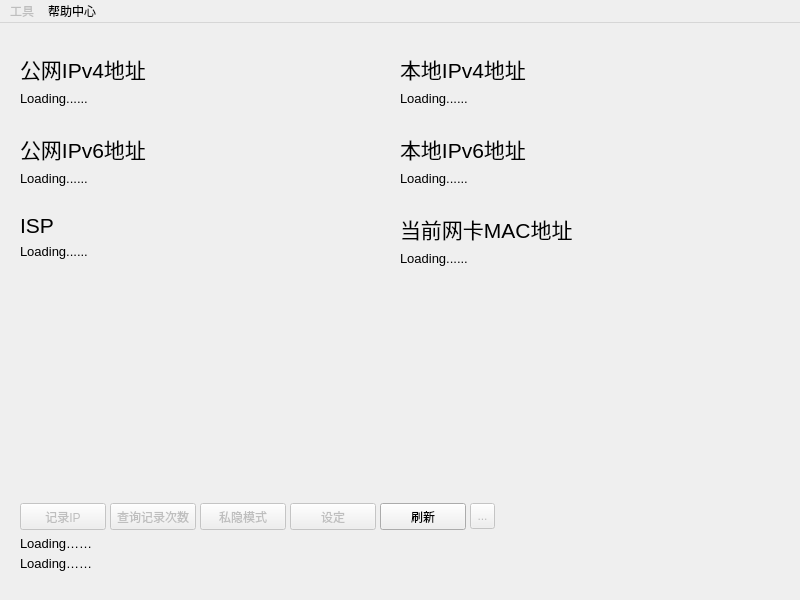
Before: the Qt Designer form Home.ui in akass-org/Army_Knife, drawn with Qt 5.
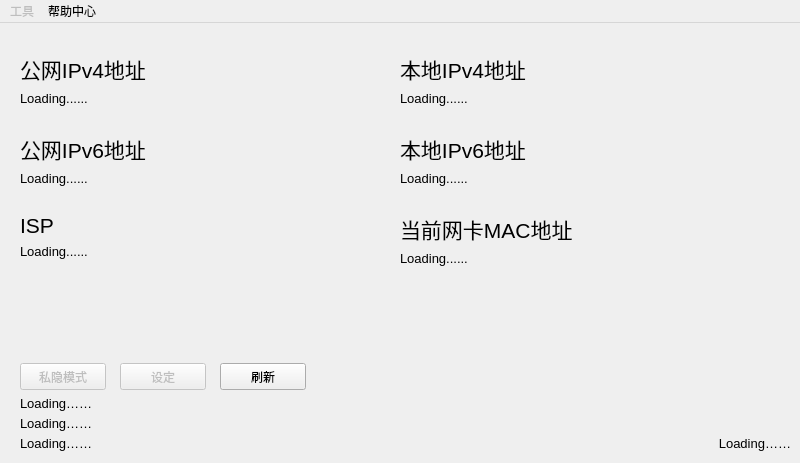
After: the same form once the commit is applied.

```diff
--- a/Home.ui
+++ b/Home.ui
@@ -7,53 +7,21 @@
     <x>0</x>
     <y>0</y>
     <width>800</width>
-    <height>600</height>
+    <height>463</height>
    </rect>
   </property>
   <property name="windowTitle">
    <string>瑞士军刀</string>
   </property>
   <widget class="QWidget" name="Home">
-   <widget class="QPushButton" name="pushButton">
-    <property name="enabled">
-     <bool>false</bool>
-    </property>
-    <property name="geometry">
-     <rect>
-      <x>110</x>
-      <y>480</y>
-      <width>86</width>
-      <height>27</height>
-     </rect>
-    </property>
-    <property name="text">
-     <string>查询记录次数</string>
-    </property>
-   </widget>
-   <widget class="QPushButton" name="recordip">
-    <property name="enabled">
-     <bool>false</bool>
-    </property>
-    <property name="geometry">
-     <rect>
-      <x>20</x>
-      <y>480</y>
-      <width>86</width>
-      <height>27</height>
-     </rect>
-    </property>
-    <property name="text">
-     <string>记录IP</string>
-    </property>
-   </widget>
    <widget class="QPushButton" name="hidemode">
     <property name="enabled">
      <bool>false</bool>
     </property>
     <property name="geometry">
      <rect>
-      <x>200</x>
-      <y>480</y>
+      <x>20</x>
+      <y>340</y>
       <width>86</width>
       <height>27</height>
      </rect>
@@ -68,8 +36,8 @@
     </property>
     <property name="geometry">
      <rect>
-      <x>290</x>
-      <y>480</y>
+      <x>120</x>
+      <y>340</y>
       <width>86</width>
       <height>27</height>
      </rect>
@@ -82,7 +50,7 @@
     <property name="geometry">
      <rect>
       <x>20</x>
-      <y>510</y>
+      <y>370</y>
       <width>231</width>
       <height>21</height>
      </rect>
@@ -180,7 +148,7 @@
       <x>20</x>
       <y>190</y>
       <width>351</width>
-      <height>271</height>
+      <height>121</height>
      </rect>
     </property>
     <layout class="QFormLayout" name="formLayout_4">
@@ -221,7 +189,7 @@
      <rect>
       <x>400</x>
       <y>30</y>
-      <width>135</width>
+      <width>351</width>
       <height>58</height>
      </rect>
     </property>
@@ -294,7 +262,7 @@
       <x>400</x>
       <y>190</y>
       <width>351</width>
-      <height>58</height>
+      <height>121</height>
      </rect>
     </property>
     <layout class="QFormLayout" name="formLayout_6">
@@ -324,30 +292,14 @@
      </item>
     </layout>
    </widget>
-   <widget class="QToolButton" name="toolButton">
-    <property name="enabled">
-     <bool>false</bool>
-    </property>
-    <property name="geometry">
-     <rect>
-      <x>470</x>
-      <y>480</y>
-      <width>25</width>
-      <height>26</height>
-     </rect>
-    </property>
-    <property name="text">
-     <string>...</string>
-    </property>
-   </widget>
    <widget class="QPushButton" name="refresh">
     <property name="enabled">
      <bool>true</bool>
     </property>
     <property name="geometry">
      <rect>
-      <x>380</x>
-      <y>480</y>
+      <x>220</x>
+      <y>340</y>
       <width>86</width>
       <height>27</height>
      </rect>
@@ -360,7 +312,7 @@
     <property name="geometry">
      <rect>
       <x>20</x>
-      <y>530</y>
+      <y>390</y>
       <width>231</width>
       <height>20</height>
      </rect>
@@ -374,6 +326,57 @@
      <string>Loading……</string>
     </property>
    </widget>
+   <widget class="QLabel" name="test_waring">
+    <property name="geometry">
+     <rect>
+      <x>20</x>
+      <y>410</y>
+      <width>521</width>
+      <height>20</height>
+     </rect>
+    </property>
+    <property name="font">
+     <font>
+      <pointsize>10</pointsize>
+     </font>
+    </property>
+    <property name="text">
+     <string>Loading……</string>
+    </property>
+    <property name="textFormat">
+     <enum>Qt::TextFormat::PlainText</enum>
+    </property>
+    <property name="wordWrap">
+     <bool>false</bool>
+    </property>
+   </widget>
+   <widget class="QLabel" name="Version">
+    <property name="geometry">
+     <rect>
+      <x>560</x>
+      <y>410</y>
+      <width>231</width>
+      <height>20</height>
+     </rect>
+    </property>
+    <property name="font">
+     <font>
+      <pointsize>10</pointsize>
+     </font>
+    </property>
+    <property name="text">
+     <string>Loading……</string>
+    </property>
+    <property name="textFormat">
+     <enum>Qt::TextFormat::PlainText</enum>
+    </property>
+    <property name="alignment">
+     <set>Qt::AlignmentFlag::AlignRight|Qt::AlignmentFlag::AlignTrailing|Qt::AlignmentFlag::AlignVCenter</set>
+    </property>
+    <property name="wordWrap">
+     <bool>false</bool>
+    </property>
+   </widget>
   </widget>
   <widget class="QMenuBar" name="menubar">
    <property name="geometry">
```
